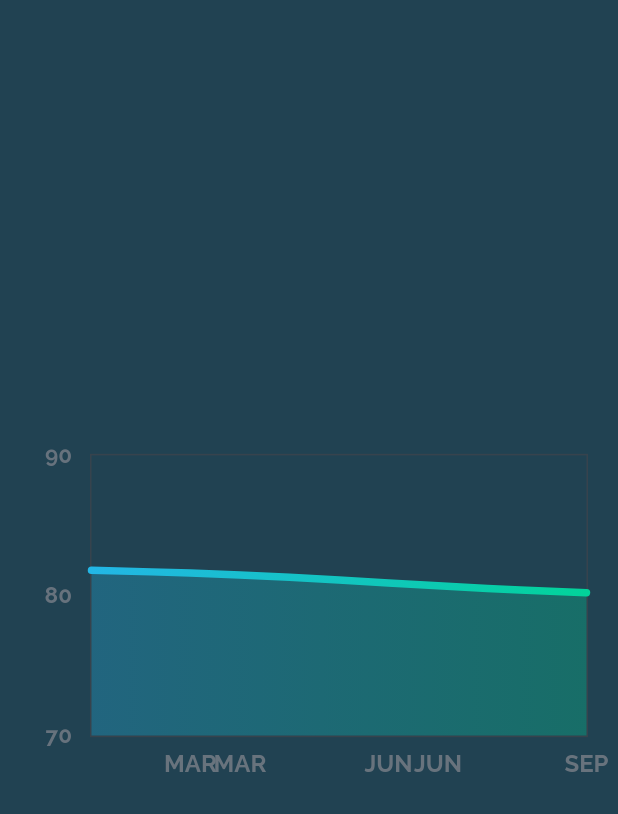
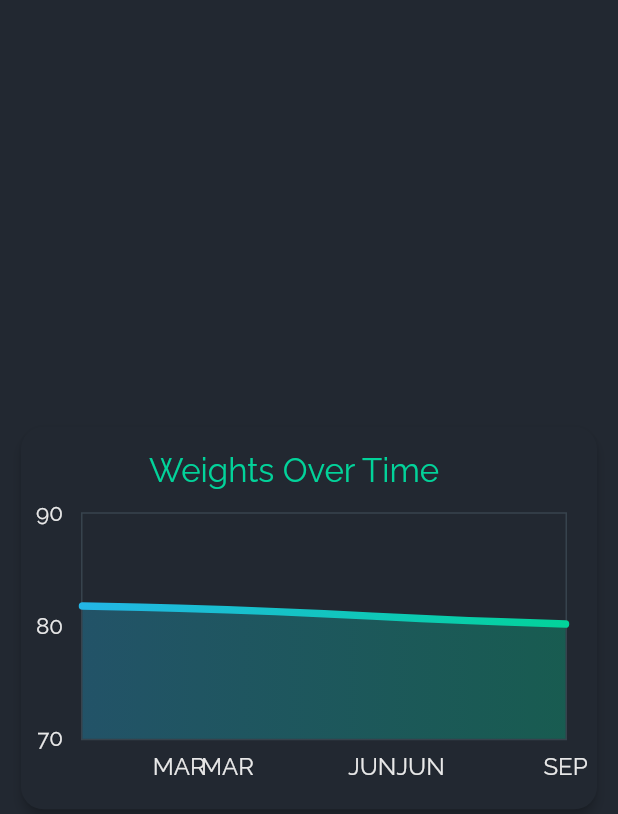
Before and after one commit to seanyasno/weights, a Flutter app: the screen it shows after launch, on a phone screen of 412 x 824 dp. Shown: the top 814 px of the screen. Run offline on Flutter 3.47's test engine with Material 2 defaults, Android fonts, the phone set to English and light mode, and no system bars; drawn by our look-alikes of fl_chart; our stand-ins replace google_fonts.

Commit message:
More design.

```diff
--- a/lib/components/charts/weights_over_time/weights_over_time_chart.dart
+++ b/lib/components/charts/weights_over_time/weights_over_time_chart.dart
@@ -4,6 +4,8 @@
 
 class WeightsOverTimeChart extends StatelessWidget {
   final List<Color> gradientColors = [
+    // const Color(0xffaf2d2d),
+    // const Color(0xffce6262),
     const Color(0xff23b6e6),
     const Color(0xff02d39a),
   ];
@@ -14,10 +16,26 @@
 
   @override
   Widget build(BuildContext context) {
-    return LineChart(mainData());
+    return Column(
+      mainAxisSize: MainAxisSize.min,
+      children: [
+        Text(
+          'Weights Over Time',
+          style: TextStyle(
+            fontSize: 22,
+            color: Theme.of(context).primaryColor
+          ),
+        ),
+        SizedBox(height: 15),
+        AspectRatio(
+          aspectRatio: 2,
+          child: LineChart(mainData(context)),
+        ),
+      ],
+    );
   }
 
-  LineChartData mainData() {
+  LineChartData mainData(BuildContext context) {
     return LineChartData(
       gridData: FlGridData(
         show: false,
@@ -40,8 +58,10 @@
         bottomTitles: SideTitles(
           showTitles: true,
           reservedSize: 22,
-          getTextStyles: (value) =>
-          const TextStyle(color: Color(0xff68737d), fontWeight: FontWeight.bold, fontSize: 16),
+          getTextStyles: (value) => TextStyle(
+            color: Theme.of(context).textTheme.bodyText1.color,
+            fontSize: 16,
+          ),
           getTitles: (value) {
             switch (value.toInt()) {
               case 1:
@@ -57,9 +77,8 @@
         ),
         leftTitles: SideTitles(
           showTitles: true,
-          getTextStyles: (value) => const TextStyle(
-            color: Color(0xff67727d),
-            fontWeight: FontWeight.bold,
+          getTextStyles: (value) => TextStyle(
+            color: Theme.of(context).textTheme.bodyText1.color,
             fontSize: 15,
           ),
           getTitles: (value) {
@@ -73,15 +92,20 @@
           margin: 12,
         ),
       ),
-      borderData:
-      FlBorderData(show: true, border: Border.all(color: const Color(0xff37434d), width: 1)),
+      borderData: FlBorderData(
+          show: true,
+          border: Border.all(color: const Color(0xff37434d), width: 1)),
       minX: 0,
       maxX: 5,
       minY: 70,
       maxY: 90,
       lineBarsData: [
         LineChartBarData(
-          spots: weightsData.asMap().entries.map((entry) => FlSpot(entry.key.toDouble(), entry.value.weight)).toList(),
+          spots: weightsData
+              .asMap()
+              .entries
+              .map((entry) => FlSpot(entry.key.toDouble(), entry.value.weight))
+              .toList(),
           isCurved: true,
           colors: gradientColors,
           barWidth: 5,
@@ -91,7 +115,8 @@
           ),
           belowBarData: BarAreaData(
             show: true,
-            colors: gradientColors.map((color) => color.withOpacity(0.3)).toList(),
+            colors:
+                gradientColors.map((color) => color.withOpacity(0.3)).toList(),
           ),
         ),
       ],
--- a/lib/models/factories/app_theme_factory.dart
+++ b/lib/models/factories/app_theme_factory.dart
@@ -5,17 +5,17 @@ import 'package:flutter/material.dart';
 class AppThemeFactory {
   static ThemeData getThemeData(BuildContext context, ThemeType themeType) {
     final darkTextTheme = Theme.of(context).textTheme.apply(
-      bodyColor: Colors.white
+      bodyColor: Color(0xffe8e8e8),
     );
 
     switch (themeType) {
       case ThemeType.DARK:
         return ThemeData(
-          primaryColor: Color(0xfff05454),
+          primaryColor: Color(0xff02d39a),
           visualDensity: VisualDensity.adaptivePlatformDensity,
           dividerColor: Colors.transparent,
           textTheme: GoogleFonts.ralewayTextTheme(darkTextTheme),
-          backgroundColor: Color(0xff214252),
+          backgroundColor: Color(0xff222831),
           indicatorColor: Colors.white,
           iconTheme: IconThemeData(color: Colors.white),
           textSelectionTheme: TextSelectionThemeData(
--- a/lib/pages/weights/weights_page.dart
+++ b/lib/pages/weights/weights_page.dart
@@ -30,28 +30,38 @@ class WeightsPage extends StatelessWidget {
       backgroundColor: Theme.of(context).backgroundColor,
       body: Container(
         padding: EdgeInsets.symmetric(
-          horizontal: 20,
+          horizontal: 10,
         ),
         child: Center(
-          child: Row(
+          child: Column(
+            mainAxisAlignment: MainAxisAlignment.center,
             children: [
               Flexible(
                 flex: 1,
-                child: AspectRatio(
-                  aspectRatio: 1.7,
-                  child: WeightsOverTimeChart(
-                    weightsData: weightsData,
-                  ),
-                ),
+                child: enhanceChart(context, WeightsOverTimeChart(weightsData: weightsData)),
               ),
             ],
           ),
-          // child: AspectRatio(
-          //   aspectRatio: 1.7,
-          //   child: WeightsOverTimeChart(),
-          // ),
         ),
       ),
     );
   }
+
+  Widget enhanceChart(BuildContext context, Widget chart) {
+    return Card(
+      color: Theme.of(context).backgroundColor,
+      elevation: 3,
+      shape: RoundedRectangleBorder(
+        borderRadius: BorderRadius.circular(15),
+      ),
+      child: Padding(
+        padding: EdgeInsets.only(
+          top: 16,
+          bottom: 16,
+          right: 20,
+        ),
+        child: chart,
+      ),
+    );
+  }
 }
```
